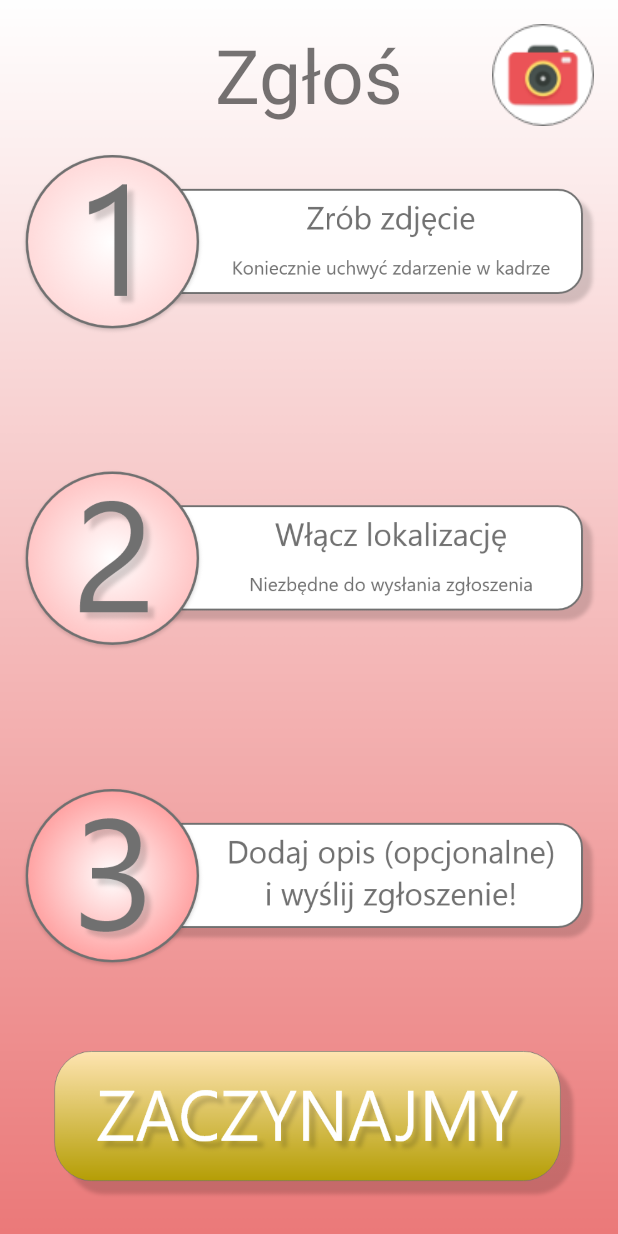
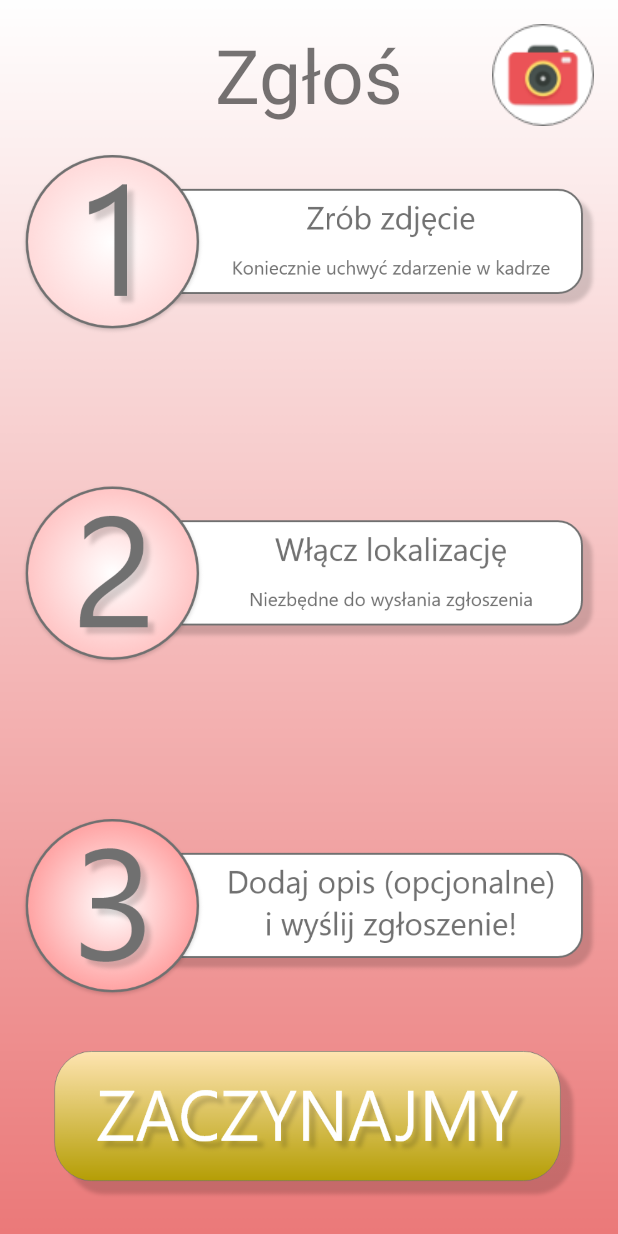
Before and after one commit to Niewiaro/Drzewol, an Android app: the screen it shows after launch (Zglos), after a tap on an icon or button, on a phone screen of 412 x 824 dp. Run offline under Robolectric (Android 15) with nearby library versions, the phone set to English and light mode, and no system bars.

Commit message:
Naprawiony layout v2

```diff
--- a/app/src/main/java/com/example/drzewol/MainActivity.java
+++ b/app/src/main/java/com/example/drzewol/MainActivity.java
@@ -17,7 +17,7 @@ import android.widget.RelativeLayout;
 
 public class MainActivity extends AppCompatActivity {
 
-    ImageView choinka, aparat, pieska, lista;
+    ImageView choinka, aparat, pineska, lista;
     Button zglos, listaa, mapa;
     Animation choinka_z_prawej, napis_z_lewej;
 
@@ -31,7 +31,7 @@ public class MainActivity extends AppCompatActivity {
 
         choinka = (ImageView) findViewById(R.id.choinka);
         aparat = (ImageView) findViewById(R.id.aparat);
-        pieska = (ImageView) findViewById(R.id.pineska);
+        pineska = (ImageView) findViewById(R.id.pineska);
         lista = (ImageView) findViewById(R.id.lista);
         zglos = (Button) findViewById(R.id.zglos) ;
         listaa = (Button) findViewById(R.id.listaa) ;
@@ -46,7 +46,7 @@ public class MainActivity extends AppCompatActivity {
         mapa.setAnimation(napis_z_lewej);
         aparat.setAnimation(napis_z_lewej);
         lista.setAnimation(napis_z_lewej);
-        pieska.setAnimation(napis_z_lewej);
+        pineska.setAnimation(napis_z_lewej);
 
         mapa.setOnClickListener(new View.OnClickListener() {
             @Override
--- a/app/src/main/res/layout/activity_zglos.xml
+++ b/app/src/main/res/layout/activity_zglos.xml
@@ -49,6 +49,8 @@
             android:id="@+id/zglos1"
             android:layout_width="385dp"
             android:layout_height="149dp"
+            android:layout_marginStart="8dp"
+            android:layout_marginEnd="8dp"
             app:layout_constraintEnd_toEndOf="parent"
             app:layout_constraintStart_toStartOf="parent"
             app:layout_constraintTop_toBottomOf="@+id/zglos"
@@ -58,6 +60,8 @@
             android:id="@+id/zglos2"
             android:layout_width="385dp"
             android:layout_height="151dp"
+            android:layout_marginStart="8dp"
+            android:layout_marginEnd="8dp"
             app:layout_constraintBottom_toTopOf="@+id/zglos3"
             app:layout_constraintEnd_toEndOf="parent"
             app:layout_constraintStart_toStartOf="parent"
@@ -68,7 +72,9 @@
             android:id="@+id/zglos3"
             android:layout_width="385dp"
             android:layout_height="152dp"
-            android:layout_marginBottom="44dp"
+            android:layout_marginStart="8dp"
+            android:layout_marginEnd="8dp"
+            android:layout_marginBottom="24dp"
             app:layout_constraintBottom_toTopOf="@+id/zaczynajmy"
             app:layout_constraintEnd_toEndOf="parent"
             app:layout_constraintStart_toStartOf="parent"
```
